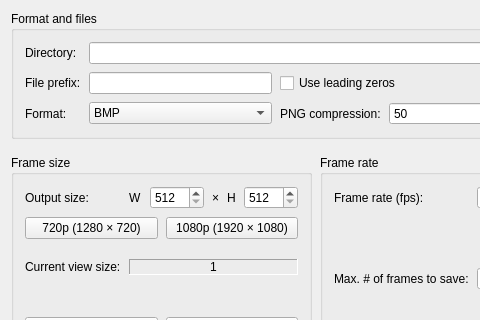
jayMcBee/sigel-evolutionary-walking-robots, file sigel/ui/SIGEL_SlaveUI/SIG_MovieSettingsDialogBase.ui: the form before one commit; both pictures show x 0 to 480 and y 0 to 320 of the 597 by 727 pixel window.
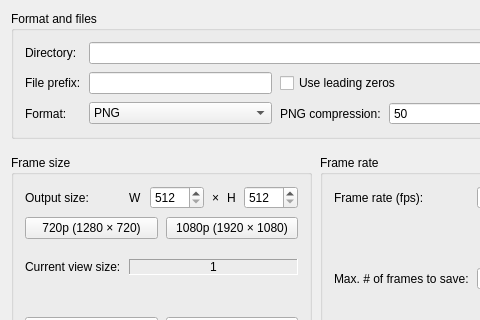
The form after the commit.

Commit message: Movie settings: frames are PNG or POV only; BMP, PPM, XBM and XPM go

```diff
--- a/sigel/ui/SIGEL_SlaveUI/SIG_MovieSettingsDialogBase.ui
+++ b/sigel/ui/SIGEL_SlaveUI/SIG_MovieSettingsDialogBase.ui
@@ -114,11 +114,6 @@
                 <property name="toolTip">
                   <string>Sets the format in which the simulation will be grabbed. Some are lossy.</string>
                 </property>
-                <item>
-                  <property name="text">
-                    <string>BMP</string>
-                  </property>
-                </item>
                 <item>
                   <property name="text">
                     <string>PNG</string>
```
Left out of the diff: 17 changed lines with no effect on the pictures. The commit also changes 2 other files.
